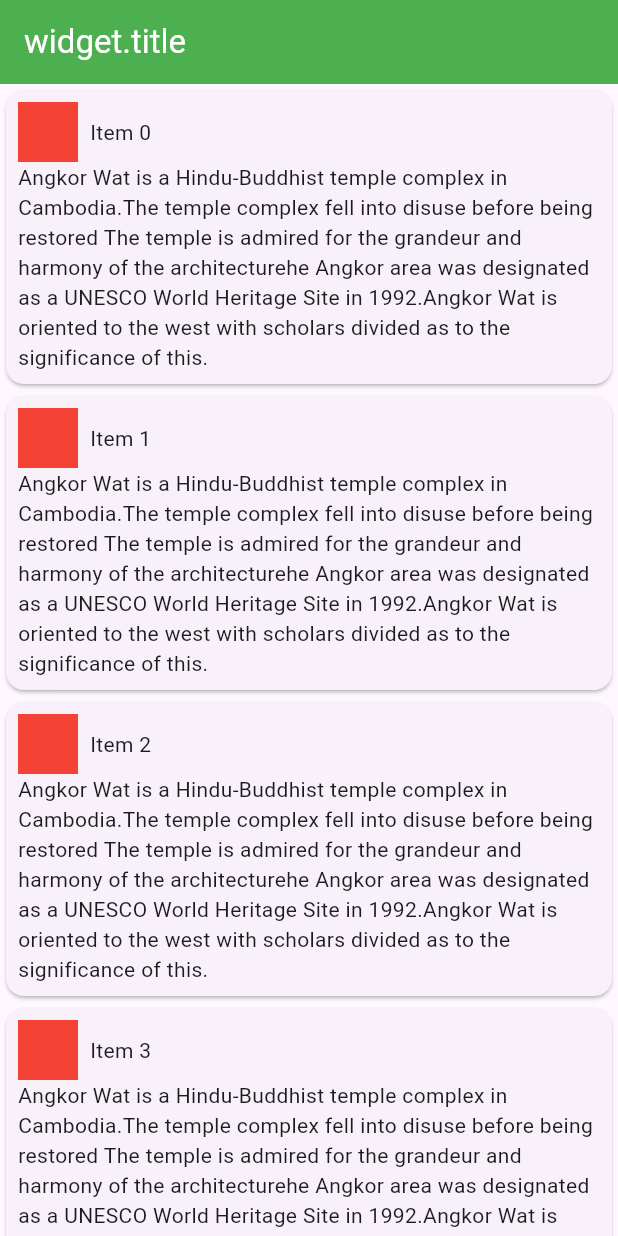
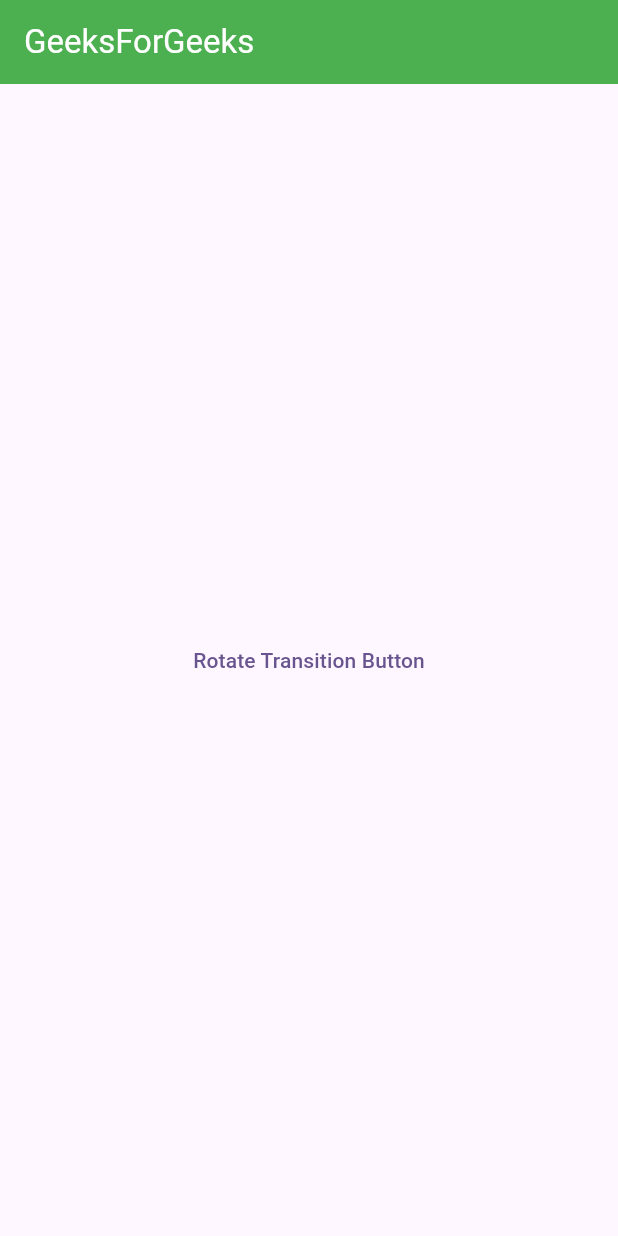
Before and after one commit to sivmey333/Mobile_Advanced, a Flutter app: the screen it shows after launch, on a phone screen of 412 x 824 dp. Run offline on Flutter 3.47's test engine with Material 3 defaults, Android fonts, the phone set to English and light mode, and no system bars; drawn by our look-alikes of lazy_load_scrollview; our stand-ins replace page_transition.

Commit message:
rotateTransition

```diff
--- a/lib/home_screen.dart
+++ b/lib/home_screen.dart
@@ -1,76 +1,37 @@
 import 'package:flutter/material.dart';
-import 'package:lazy_load_scrollview/lazy_load_scrollview.dart';
 import 'package:mobile_advanced_test1/page2.dart';
+import 'package:page_transition/page_transition.dart';
 
-class HomeScreen extends StatefulWidget {
-  final String title;
-  const HomeScreen({super.key, required this.title});
-
-  @override
-  State<HomeScreen> createState() => _HomeScreentState();
-}
-
-class _HomeScreentState extends State<HomeScreen> {
-  List<int> data = [];
-  int currentLength = 0;
-
-  final int increment = 10;
-  bool isLoading = false;
-
-  @override
-  void initState() {
-    _loadMore();
-    super.initState();
-  }
-
-  Future _loadMore() async {
-    setState(() {
-      isLoading = true;
-    });
-    await Future.delayed(const Duration(seconds: 2));
-    for (var i = currentLength; i <= currentLength + increment; i++) {
-      data.add(i);
-    }
-    setState(() {
-      isLoading = false;
-      currentLength = data.length;
-    });
-  }
+class HomeScreen extends StatelessWidget {
+  const HomeScreen({super.key});
 
   @override
   Widget build(BuildContext context) {
     return Scaffold(
       appBar: AppBar(
-        title: Text('widget.title'),
+        title: Text('GeeksForGeeks'),
         backgroundColor: Colors.green,
         foregroundColor: Colors.white,
       ),
-      body: Column(
-        children: [
-          Expanded(
-            child: LazyLoadScrollView(
-              isLoading: isLoading,
-              onEndOfPage: () => _loadMore(),
-              child: ListView.builder(
-                itemCount: data.length,
-                itemBuilder: (context, position) {
-                  return DemoItem(
-                    position: position,
+      body: Center(
+        child: Column(
+          mainAxisAlignment: MainAxisAlignment.center,
+          crossAxisAlignment: CrossAxisAlignment.center,
+          children: <Widget>[
+            TextButton(
+                onPressed: () {
+                  Navigator.push(
+                    context,
+                    PageTransition(
+                      type: PageTransitionType.rotate,
+                      alignment: Alignment.topCenter,
+                      child: Page2(title: ''),
+                    ),
                   );
                 },
-              ),
-            ),
-          ),
-          if (isLoading)
-            Center(
-              child: Padding(
-                padding: const EdgeInsets.symmetric(vertical: 8),
-                child: CircularProgressIndicator(
-                  color: Colors.green.shade900,
-                ),
-              ),
-            )
-        ],
+                child: Text('Rotate Transition Button'))
+          ],
+        ),
       ),
     );
   }
--- a/lib/page2.dart
+++ b/lib/page2.dart
@@ -1,39 +1,20 @@
 import 'package:flutter/material.dart';
 
-class DemoItem extends StatelessWidget {
-  final int position;
-  const DemoItem({super.key, required this.position});
+class Page2 extends StatelessWidget {
+  final String title;
+  const Page2({super.key, required this.title});
 
   @override
   Widget build(BuildContext context) {
-    return Card(
-      child: Padding(
-        padding: const EdgeInsets.all(8.0),
-        child: Column(
-          crossAxisAlignment: CrossAxisAlignment.start,
-          children: <Widget>[
-            Row(
-              children: <Widget>[
-                Container(
-                  color: Colors.red,
-                  height: 40.0,
-                  width: 40.0,
-                ),
-                SizedBox(
-                  width: 8.0,
-                ),
-                Text('Item $position'),
-              ],
-            ),
-            Text(
-              'Angkor Wat is a Hindu-Buddhist temple complex in Cambodia.'
-              'The temple complex fell into disuse before being restored '
-              'The temple is admired for the grandeur and harmony of the architecture'
-              'he Angkor area was designated as a UNESCO World Heritage Site in 1992.'
-              'Angkor Wat is oriented to the west with scholars divided as to the significance of this.',
-            )
-          ],
-        ),
+    final args = ModalRoute.of(context)!.settings.arguments;
+    return Scaffold(
+      appBar: AppBar(
+        title: Text(args as String? ?? "Page Transition Plugin"),
+        backgroundColor: Colors.amber,
+        foregroundColor: Colors.white,
+      ),
+      body: Center(
+        child: Text('Second Page'),
       ),
     );
   }
--- a/pubspec.yaml
+++ b/pubspec.yaml
@@ -16,6 +16,7 @@ dependencies:
   auto_size_text: ^3.0.0
   skeleton_text: ^3.0.1
   lazy_load_scrollview: 1.3.0
+  page_transition: ^2.2.1
 
 dev_dependencies:
   flutter_test:
```
Also changed, not shown: lib/main.dart (+16 -4 lines), pubspec.lock.
